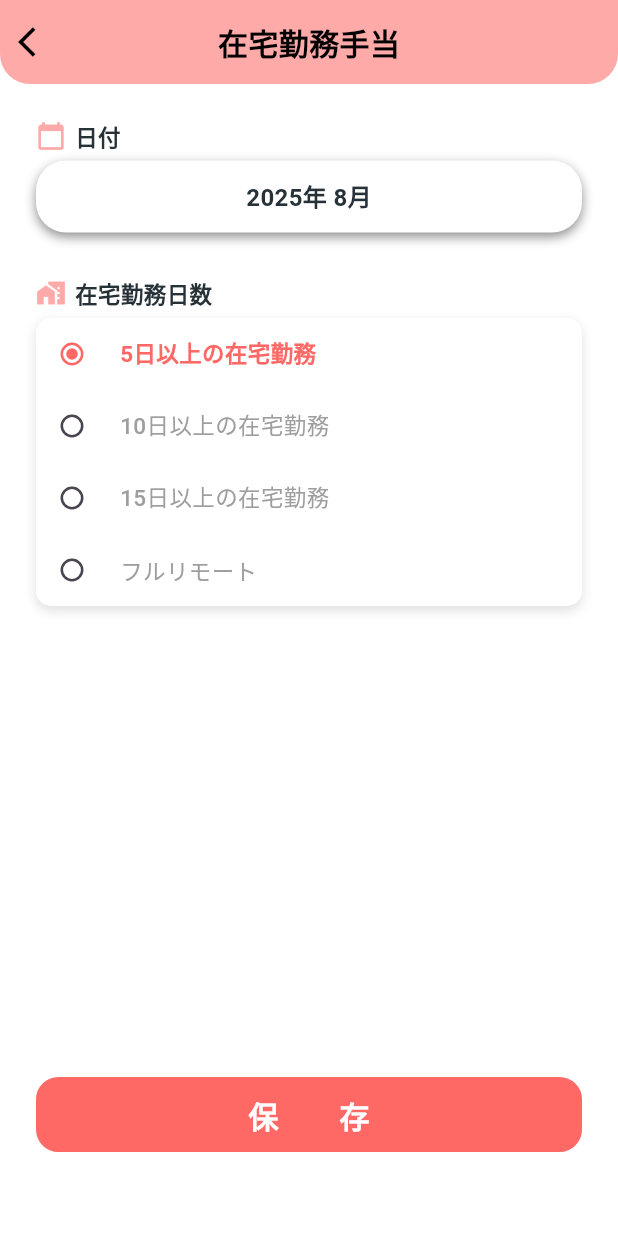
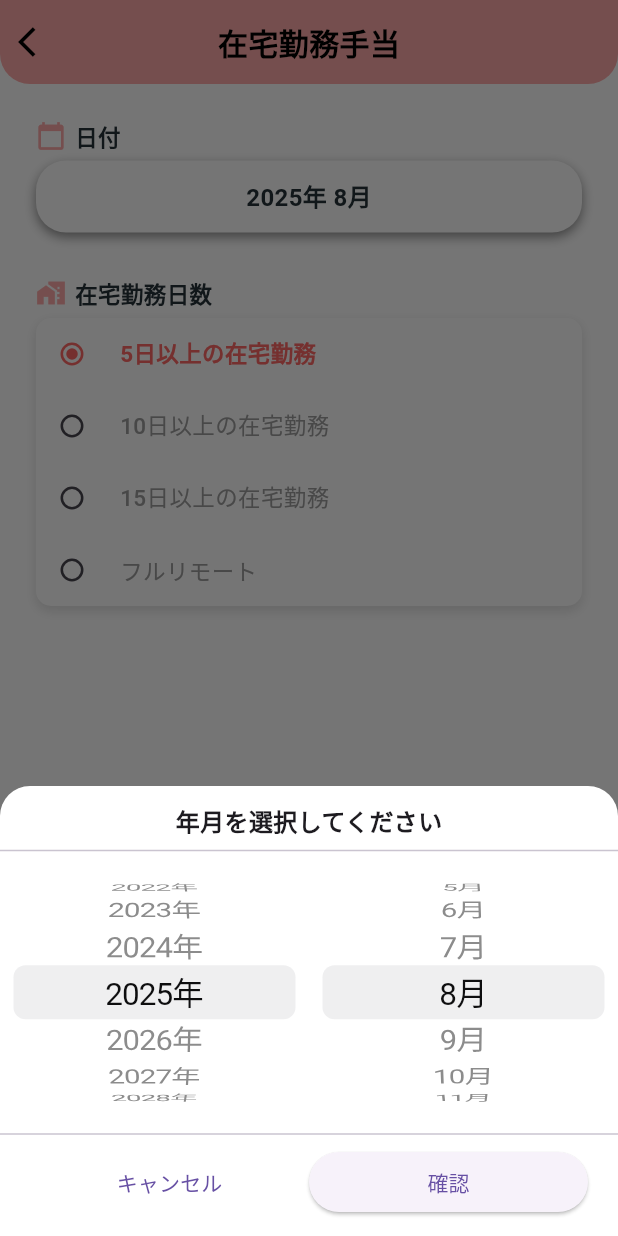
Before and after one commit to EunJiGo/hihatuPJ, a Flutter app: the RemoteScreen screen opened directly, after a tap on an icon or button, on a phone screen of 412 x 824 dp. Run offline on Flutter 3.47's test engine with Material 3 defaults, Android fonts, the phone set to English and light mode, and no system bars; our stand-ins replace flutter_riverpod, font_awesome_flutter, image_picker, table_calendar; network calls fail.

Commit message:
작업 내용 커밋 메시지

```diff
--- a/lib/apply/remote/remoteScreen.dart
+++ b/lib/apply/remote/remoteScreen.dart
@@ -2,6 +2,7 @@ import 'package:flutter/material.dart';
 import 'package:flutter/services.dart';
 import 'package:flutter_riverpod/flutter_riverpod.dart';
 import 'package:hihatu_project/apply/remote/widgets/remoteAllowanceRulesRadioColumn.dart';
+import 'package:hihatu_project/apply/remote/widgets/show_year_month_picker.dart';
 import 'package:hihatu_project/apply/transportations/summary/widgets/form_label.dart';
 
 import '../../utils/dialog/attention_dialog.dart';
@@ -31,6 +32,7 @@ class _RemoteScreenState extends ConsumerState<RemoteScreen> {
   Map<String, dynamic> _remoteAllowanceRule = remoteAllowanceRules[0];
   int? _cost;
   String? _submissionStatus;
+  DateTime _selectedDate = DateTime.now();
 
 
   @override
@@ -62,7 +64,17 @@ class _RemoteScreenState extends ConsumerState<RemoteScreen> {
 
   @override
   Widget build(BuildContext context) {
-    DateTime _selectedDate = DateTime.now();
+    final transportationAsync = ref.watch(transportationProvider(_selectedDate));
+    bool isRemoteExists = false;
+
+    if (transportationAsync.hasValue) {
+      final items = transportationAsync.value!;
+      isRemoteExists = items.any((item) => item.expenseType == 'home_office_expenses');
+    }
+
+    print('isRemoteExists: $isRemoteExists');
+
+
     return Scaffold(
       backgroundColor: Colors.white,
       body: Column(
@@ -138,7 +150,13 @@ class _RemoteScreenState extends ConsumerState<RemoteScreen> {
                               borderRadius: 20,
                               shadowColor: const Color(0xFF8e8e8e),
                               onPick: () async {
-                                return _selectedDate; // 그냥 현재 날짜 리턴, 아무것도 안 바꿈
+                                final picked = await showYearMonthPicker(context);
+                                if (picked != null) {
+                                  setState(() {
+                                    _selectedDate = picked;
+                                  });
+                                }
+                                return picked ?? _selectedDate;
                               },
                             ),
                           ),
@@ -183,6 +201,12 @@ class _RemoteScreenState extends ConsumerState<RemoteScreen> {
                     child: CommonSubmitButtons(
                       // 보존
                       onSavePressed: () async {
+                        if(isRemoteExists) {
+                          warningDialog(context, 'エラー', 'この月には在宅勤務手当はすでに申請済みです。');
+                        }
+
+                        print('_selectedDate; $_selectedDate');
+
                         if (widget.transportationId == null) {
                           // && submissionStatus != 'submitted'
                           final saveData = TransportationSave(
@@ -192,7 +216,7 @@ class _RemoteScreenState extends ConsumerState<RemoteScreen> {
                             amount: _remoteAllowanceRule['amount'],
                             submissionStatus: 'draft',
                             reviewStatus: '', // 보존은 null
-                            id: widget.transportationId!,
+                            id: widget.transportationId,
                           );
                           final success = await fetchTransportationSaveUpload(
                             saveData as TransportationSave?,
@@ -200,13 +224,7 @@ class _RemoteScreenState extends ConsumerState<RemoteScreen> {
                             true,
                           );
                           if (success) {
-                            Navigator.pushAndRemoveUntil(
-                              context,
-                              MaterialPageRoute(
-                                builder: (_) => TransportationScreen(initialDate: _selectedDate,),
-                              ),
-                                  (route) => false,
-                            );
+                            Navigator.pop(context, _selectedDate);
                           } else {
                             warningDialog(
                               context,
--- /dev/null
+++ b/lib/apply/remote/widgets/show_year_month_picker.dart
@@ -0,0 +1,98 @@
+import 'package:flutter/cupertino.dart';
+import 'package:flutter/material.dart';
+
+Future<DateTime?> showYearMonthPicker(BuildContext context) async {
+  final now = DateTime.now();
+  final List<int> years = List.generate(20, (i) => now.year - 10 + i);
+  final List<int> months = List.generate(12, (i) => i + 1);
+
+  int selectedYear = now.year;
+  int selectedMonth = now.month;
+
+  return await showModalBottomSheet<DateTime>(
+    context: context,
+    backgroundColor: Colors.white,
+    shape: const RoundedRectangleBorder(
+      borderRadius: BorderRadius.vertical(top: Radius.circular(20)),
+    ),
+    builder: (BuildContext context) {
+      return StatefulBuilder(
+        builder: (context, setModalState) {
+          return SizedBox(
+            height: 300,
+            child: Column(
+              children: [
+                const SizedBox(height: 12),
+                const Text(
+                  '年月を選択してください',
+                  style: TextStyle(fontSize: 16, fontWeight: FontWeight.bold),
+                ),
+                const Divider(),
+
+                Expanded(
+                  child: Row(
+                    children: [
+                      Expanded(
+                        child: CupertinoPicker(
+                          scrollController: FixedExtentScrollController(
+                            initialItem: years.indexOf(selectedYear),
+                          ),
+                          itemExtent: 36,
+                          onSelectedItemChanged: (index) {
+                            setModalState(() {
+                              selectedYear = years[index];
+                            });
+                          },
+                          children: years.map((y) => Center(child: Text('$y年'))).toList(),
+                        ),
+                      ),
+                      Expanded(
+                        child: CupertinoPicker(
+                          scrollController: FixedExtentScrollController(
+                            initialItem: selectedMonth - 1,
+                          ),
+                          itemExtent: 36,
+                          onSelectedItemChanged: (index) {
+                            setModalState(() {
+                              selectedMonth = months[index];
+                            });
+                          },
+                          children: months.map((m) => Center(child: Text('$m月'))).toList(),
+                        ),
+                      ),
+                    ],
+                  ),
+                ),
+
+                const Divider(),
+                Padding(
+                  padding: const EdgeInsets.symmetric(horizontal: 20),
+                  child: Row(
+                    children: [
+                      Expanded(
+                        child: TextButton(
+                          onPressed: () => Navigator.pop(context),
+                          child: const Text('キャンセル'),
+                        ),
+                      ),
+                      Expanded(
+                        child: ElevatedButton(
+                          onPressed: () {
+                            final selectedDate = DateTime(selectedYear, selectedMonth, 1);
+                            Navigator.pop(context, selectedDate);
+                          },
+                          child: const Text('確認'),
+                        ),
+                      ),
+                    ],
+                  ),
+                ),
+                const SizedBox(height: 12),
+              ],
+            ),
+          );
+        },
+      );
+    },
+  );
+}
--- a/lib/apply/transportations/transportation/data/fetch_transportation.dart
+++ b/lib/apply/transportations/transportation/data/fetch_transportation.dart
@@ -12,8 +12,10 @@ Future<List<TransportationItem>> fetchTransportation(int year, int month) async
     'month': month.toString(),
   });
 
-  print('url');
-  print(url);
+  print('fetchTransportation url : ${url}');
+  print('fetchTransportation year : ${year}');
+  print('fetchTransportation month : ${month}');
+
   final response = await http.get(
     url,
     headers: {
--- a/lib/apply/transportations/transportation/presentation/detail/widgets/transportation_image_upload.dart
+++ b/lib/apply/transportations/transportation/presentation/detail/widgets/transportation_image_upload.dart
@@ -30,7 +30,8 @@ class TransportationImageUpload extends StatelessWidget {
         // 2. 이미지 선택 모달
         final result = await ImagePickerBottomSheet.showImagePicker(
           context,
-          const Color(0xFFfea643), // 초록색 계열 테마
+            themeColor // 초록색 계열 테마
+          // const Color(0xFFfea643), // 초록색 계열 테마
         );
 
         WidgetsBinding.instance.addPostFrameCallback((_) {
--- a/lib/apply/transportations/transportation/state/transportation_provider.dart
+++ b/lib/apply/transportations/transportation/state/transportation_provider.dart
@@ -4,7 +4,6 @@ import 'package:hihatu_project/apply/transportations/transportation/domain/trans
 
 import '../data/fetch_transportation_detail.dart';
 import '../domain/TransportationDetailResponse.dart';
-
 
 // API 호출을 위한 FutureProvider
 
@@ -19,13 +18,19 @@ import '../domain/TransportationDetailResponse.dart';
 // });
 
 // 서버에 같이 전달할 파라미터가 추가됨
-final transportationProvider = FutureProvider.family<List<TransportationItem>, DateTime>((ref, date) async {
-  return await fetchTransportation(date.year, date.month);
-});
+// Riverpod에서 FutureProvider.family.autoDispose를 사용하는 비동기 데이터 요청 Provider를 정의
+final transportationProvider =
+    FutureProvider.family<List<TransportationItem>, DateTime>((
+      ref,
+      date,
+    ) async {
+      print('🪵 fetching transportation for: $date'); // 여기에 찍기!
+      return await fetchTransportation(date.year, date.month);
+    });
 
 // id를 입력받으면 해당 교통비 or 정기권 정보를 취득할 수 있는 프로바이더
 final transportationDetailProvider = FutureProvider.family
     .autoDispose<TransportationItem, int>((ref, id) async {
-  final response = await fetchTransportationDetail(id);
-  return response.data; // 이제 타입 일치!
-});
+      final response = await fetchTransportationDetail(id);
+      return response.data; // 이제 타입 일치!
+    });
```
Also changed, not shown: lib/apply/transportations/commuter/presentation/commuter_screen.dart (+16 -14 lines), lib/apply/transportations/transportation/presentation/detail/transportation_detail_screen.dart (+17 -12 lines), lib/apply/transportations/transportation_screen.dart (+104 -63 lines).
